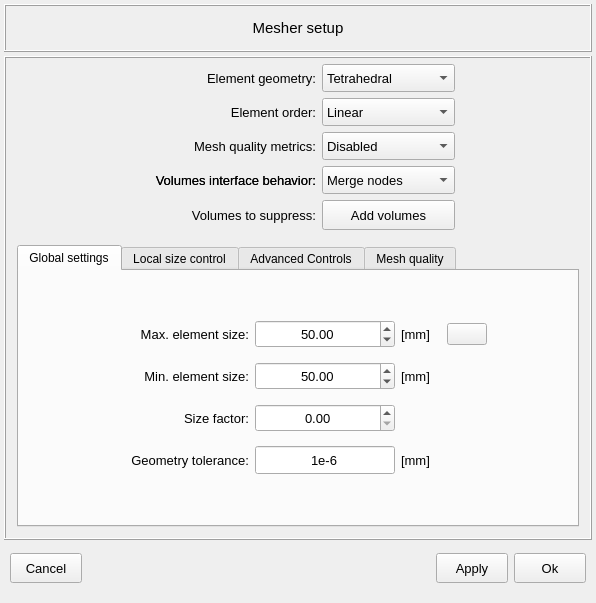
Qt form vibra/interface/data/ui_files/model/general/mesher_setup_inputs.ui (MOPT-UFSC/VIBRA) before a commit.
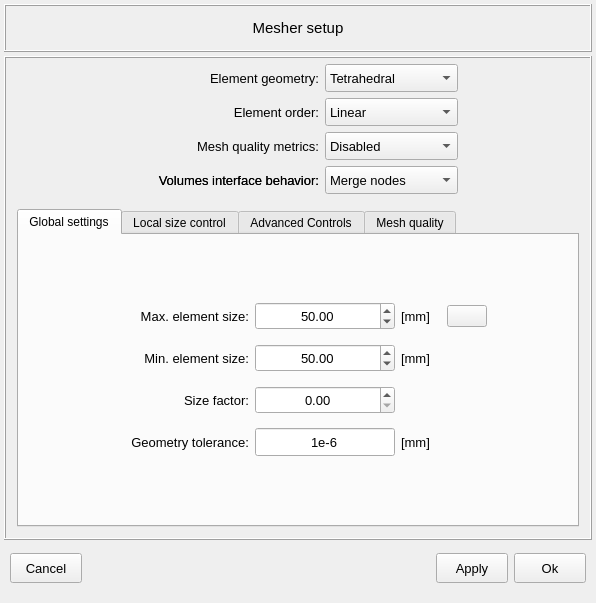
The same form after that commit. Icons and pictures are not drawn.

Commit message: change volume suppression access point from mesh setup inputs to treewidget

What changed in the file:
```diff
--- a/vibra/interface/data/ui_files/model/general/mesher_setup_inputs.ui
+++ b/vibra/interface/data/ui_files/model/general/mesher_setup_inputs.ui
@@ -359,33 +359,6 @@
            </property>
           </widget>
          </item>
-         <item row="4" column="1">
-          <widget class="QLabel" name="label_21">
-           <property name="minimumSize">
-            <size>
-             <width>180</width>
-             <height>20</height>
-            </size>
-           </property>
-           <property name="maximumSize">
-            <size>
-             <width>240</width>
-             <height>16777215</height>
-            </size>
-           </property>
-           <property name="font">
-            <font>
-             <pointsize>10</pointsize>
-            </font>
-           </property>
-           <property name="text">
-            <string>Volumes to suppress:</string>
-           </property>
-           <property name="alignment">
-            <set>Qt::AlignmentFlag::AlignRight|Qt::AlignmentFlag::AlignTrailing|Qt::AlignmentFlag::AlignVCenter</set>
-           </property>
-          </widget>
-         </item>
          <item row="3" column="1">
           <widget class="QLabel" name="label_20">
            <property name="minimumSize">
@@ -455,60 +428,13 @@
              <string>Enabled</string>
             </property>
            </item>
-          </widget>
-         </item>
-         <item row="4" column="2">
-          <widget class="QPushButton" name="pushButton_suppress_volumes">
-           <property name="minimumSize">
-            <size>
-             <width>120</width>
-             <height>30</height>
-            </size>
-           </property>
-           <property name="maximumSize">
-            <size>
-             <width>16000</width>
-             <height>30</height>
-            </size>
-           </property>
-           <property name="font">
-            <font>
-             <pointsize>10</pointsize>
-             <italic>false</italic>
-             <bold>false</bold>
-            </font>
-           </property>
-           <property name="text">
-            <string>Add volumes</string>
-           </property>
-           <property name="autoDefault">
-            <bool>false</bool>
-           </property>
-           <property name="default">
-            <bool>false</bool>
-           </property>
-           <property name="flat">
-            <bool>false</bool>
-           </property>
-          </widget>
-         </item>
-         <item row="4" column="3">
-          <widget class="QLabel" name="label_suppressed_volume_count">
-           <property name="font">
-            <font>
-             <pointsize>10</pointsize>
-            </font>
-           </property>
-           <property name="text">
-            <string/>
-           </property>
-          </widget>
-         </item>
-        </layout>
-       </widget>
-      </item>
-      <item row="1" column="0">
-       <widget class="QFrame" name="frame_tab_widgets">
+           </widget>
+          </item>
+         </layout>
+        </widget>
+       </item>
+       <item row="1" column="0">
+        <widget class="QFrame" name="frame_tab_widgets">
         <property name="minimumSize">
          <size>
           <width>0</width>
```
The commit also changes 7 other files.
